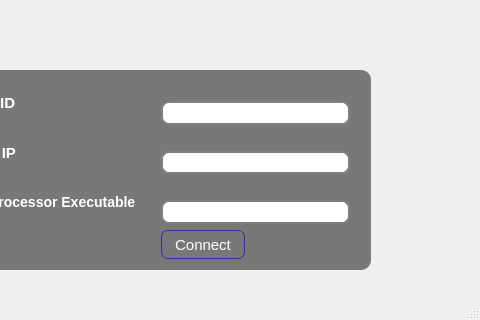
Old version of the form GUI QT/SoundData/login_window.ui in the repository SoundData/Gui; both pictures show x 187 to 667 and y 131 to 451 of the 667 by 451 pixel window.
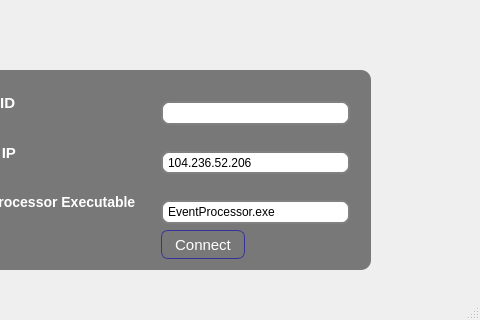
New version of the form. Icons and pictures are not drawn.

Commit message:
Add EventProcessor log to Main_screen window
[Need to add Mac binaries for ZMQ library and EventProcessor]
Calls external program and hooks up standard output stream of that
program to a TextBox on the Main_screen.

The edit to the form file:
```diff
--- a/GUI QT/SoundData/login_window.ui
+++ b/GUI QT/SoundData/login_window.ui
@@ -108,13 +108,13 @@
       <property name="minimumSize">
        <size>
         <width>450</width>
-        <height>220</height>
+        <height>200</height>
        </size>
       </property>
       <property name="maximumSize">
        <size>
         <width>450</width>
-        <height>225</height>
+        <height>200</height>
        </size>
       </property>
       <property name="layoutDirection">
@@ -153,7 +153,14 @@
           </widget>
          </item>
          <item row="1" column="1">
-          <widget class="QLineEdit" name="lineEdit_2"/>
+          <widget class="QLineEdit" name="lineEdit_2">
+           <property name="text">
+            <string>104.236.52.206</string>
+           </property>
+           <property name="placeholderText">
+            <string>104.236.52.206</string>
+           </property>
+          </widget>
          </item>
          <item row="2" column="0">
           <widget class="QLabel" name="label_3">
@@ -163,7 +170,14 @@
           </widget>
          </item>
          <item row="2" column="1">
-          <widget class="QLineEdit" name="lineEdit_3"/>
+          <widget class="QLineEdit" name="lineEdit_3">
+           <property name="text">
+            <string>EventProcessor.exe</string>
+           </property>
+           <property name="placeholderText">
+            <string>EventProcessor.exe</string>
+           </property>
+          </widget>
          </item>
          <item row="3" column="1">
           <widget class="QPushButton" name="pushButton">
```
The commit also changes 6 other files.
